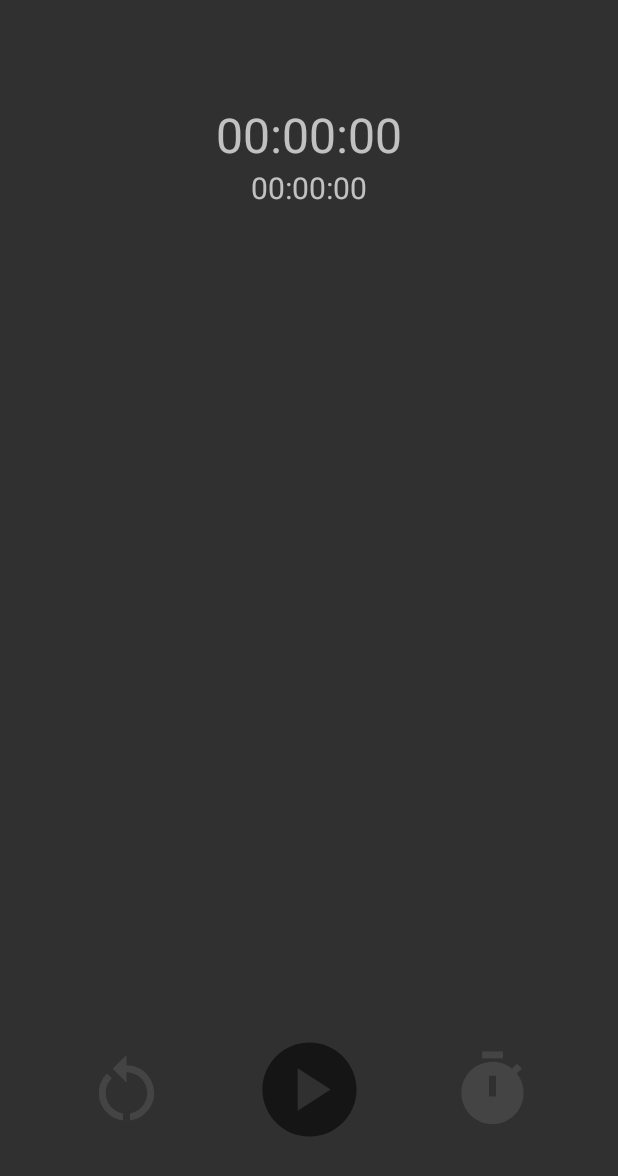
After one commit to squarePotatoe/Timers, an Android app: the fragment ExerciseFragment shown on its own in the app's theme, on a phone screen of 412 x 824 dp. The commit adds this screen. Shown: the top 1176 px of the screen. Run offline under Robolectric (Android 15) with nearby library versions, the phone set to English and light mode, and no system bars.

Commit message:
Added ExerciseFragment.kt

```diff
--- a/app/src/main/java/com/mjdoescode/simpletimerapp/activities/MainActivity.kt
+++ b/app/src/main/java/com/mjdoescode/simpletimerapp/activities/MainActivity.kt
@@ -36,6 +36,7 @@ class MainActivity : AppCompatActivity() {
             when (item.itemId) {
                 R.id.countDown -> viewPager.setCurrentItem(0, true)
                 R.id.stopWatch -> viewPager.setCurrentItem(1, true)
+                R.id.exerciseTimer -> viewPager.setCurrentItem(2, true)
             }
             true
         }
--- a/app/src/main/java/com/mjdoescode/simpletimerapp/adapters/FragmentAdapter.kt
+++ b/app/src/main/java/com/mjdoescode/simpletimerapp/adapters/FragmentAdapter.kt
@@ -4,17 +4,19 @@ import androidx.fragment.app.Fragment
 import androidx.fragment.app.FragmentActivity
 import androidx.viewpager2.adapter.FragmentStateAdapter
 import com.mjdoescode.simpletimerapp.fragments.CountdownFragment
+import com.mjdoescode.simpletimerapp.fragments.ExerciseFragment
 import com.mjdoescode.simpletimerapp.fragments.StopwatchFragment
 
 class FragmentAdapter(fragmentActivity: FragmentActivity): FragmentStateAdapter(fragmentActivity) {
     override fun getItemCount(): Int {
-        return 2
+        return 3
     }
 
     override fun createFragment(position: Int): Fragment {
         return when (position){
             0 -> CountdownFragment()
             1 -> StopwatchFragment()
+            2 -> ExerciseFragment()
             else -> throw IllegalStateException("Invalid position $position")
         }
     }
--- /dev/null
+++ b/app/src/main/java/com/mjdoescode/simpletimerapp/fragments/ExerciseFragment.kt
@@ -0,0 +1,105 @@
+package com.mjdoescode.simpletimerapp.fragments
+
+import android.media.MediaPlayer
+import android.os.Bundle
+import android.view.LayoutInflater
+import android.view.View
+import android.view.ViewGroup
+import androidx.fragment.app.Fragment
+import com.mjdoescode.simpletimerapp.R
+import com.mjdoescode.simpletimerapp.databinding.FragmentExerciseBinding
+import com.mjdoescode.simpletimerapp.interfaces.CountDownListener
+import com.mjdoescode.simpletimerapp.utils.MyCountdown
+
+class ExerciseFragment: Fragment() {
+
+    private lateinit var binding: FragmentExerciseBinding
+
+    private lateinit var mainTimer: MyCountdown
+    private lateinit var secondaryTimer: MyCountdown
+
+    private var mediaPlayer: MediaPlayer? = null
+
+    private var exerciseTime = 45L
+    private var restTime = 10L
+
+    private var isExercise = false
+    private var isRest = false
+
+    override fun onCreateView(
+        inflater: LayoutInflater,
+        container: ViewGroup?,
+        savedInstanceState: Bundle?
+    ): View {
+        binding = FragmentExerciseBinding.inflate(inflater, container, false)
+        return binding.root
+    }
+
+    override fun onViewCreated(view: View, savedInstanceState: Bundle?) {
+        super.onViewCreated(view, savedInstanceState)
+
+        mediaPlayer = MediaPlayer.create(requireContext(), R.raw.bell)
+
+        binding.timerControls.setOnClickListener {
+            isExercise = if (isExercise) {
+                mainTimer.pause()
+                false
+            } else {
+                mainTimer.start()
+                true
+            }
+        }
+        setupMainTimer()
+        setupRestTimer()
+    }
+
+    private fun setupMainTimer() {
+        mainTimer = MyCountdown(exerciseTime * 1000, 1000, object : CountDownListener {
+            override fun onTick(millisUntilFinished: Long) {
+                val seconds = (millisUntilFinished / 1000) % 60
+
+                if (seconds <= 0){
+                    mediaPlayer?.start()
+                    mediaPlayer?.isLooping = false
+                }
+
+                binding.mainTimer.text = String.format("%02d", seconds)
+            }
+
+            override fun onFinish() {
+                exerciseTime = 45L
+                binding.secondaryTimer.text = String.format("%02d", exerciseTime)
+
+                isExercise = false
+                isRest = true
+                secondaryTimer.start()
+            }
+
+        })
+    }
+
+    private fun setupRestTimer() {
+
+        secondaryTimer = MyCountdown(restTime * 1000, 1000, object : CountDownListener {
+            override fun onTick(millisUntilFinished: Long) {
+                val seconds = (millisUntilFinished / 1000) % 60
+
+                if (seconds <= 0){
+                    mediaPlayer?.start()
+                    mediaPlayer?.isLooping = false
+                }
+
+                binding.secondaryTimer.text = String.format("%02d", seconds)
+            }
+
+            override fun onFinish() {
+                restTime = 10L
+                binding.mainTimer.text = String.format("%02d", restTime)
+                isExercise = true
+                isExercise = false
+                mainTimer.start()
+            }
+
+        })
+    }
+}
--- /dev/null
+++ b/app/src/main/res/layout/fragment_exercise.xml
@@ -0,0 +1,121 @@
+<?xml version="1.0" encoding="utf-8"?>
+<androidx.appcompat.widget.LinearLayoutCompat xmlns:android="http://schemas.android.com/apk/res/android"
+    xmlns:app="http://schemas.android.com/apk/res-auto"
+    xmlns:tools="http://schemas.android.com/tools"
+    android:layout_width="match_parent"
+    android:layout_height="match_parent"
+    android:orientation="vertical">
+
+    <androidx.appcompat.widget.LinearLayoutCompat
+        android:layout_width="match_parent"
+        android:layout_height="0dp"
+        android:layout_weight="1"
+        android:orientation="vertical">
+
+        <TextView
+            android:id="@+id/main_timer"
+            android:layout_width="match_parent"
+            android:layout_height="wrap_content"
+            android:layout_gravity="center"
+            android:layout_marginTop="@dimen/stopwatch_margin_top"
+            android:gravity="center"
+            android:text="@string/reset_timer_text"
+            android:textSize="@dimen/timer_text_size"
+            app:layout_constraintTop_toTopOf="parent" />
+
+        <TextView
+            android:id="@+id/secondary_timer"
+            android:layout_width="match_parent"
+            android:layout_height="wrap_content"
+            android:gravity="center"
+            android:text="@string/reset_timer_text"
+            android:textSize="@dimen/secondary_timer_size"
+            app:layout_constraintTop_toBottomOf="@id/main_timer"
+            tools:visibility="visible" />
+    </androidx.appcompat.widget.LinearLayoutCompat>
+
+<!--    <androidx.appcompat.widget.LinearLayoutCompat-->
+<!--        android:layout_width="match_parent"-->
+<!--        android:layout_height="0dp"-->
+<!--        android:layout_weight="2"-->
+<!--        android:orientation="vertical">-->
+
+<!--        <androidx.constraintlayout.widget.ConstraintLayout-->
+<!--            android:layout_width="match_parent"-->
+<!--            android:layout_height="0dp"-->
+<!--            android:layout_weight="1.2">-->
+
+<!--            <androidx.cardview.widget.CardView-->
+<!--                android:id="@+id/card_timer_stamps"-->
+<!--                android:layout_width="match_parent"-->
+<!--                android:layout_height="@dimen/recycler_card_height"-->
+<!--                android:layout_marginStart="@dimen/fragment_margin_startEnd"-->
+<!--                android:layout_marginEnd="@dimen/fragment_margin_startEnd"-->
+<!--                android:layout_marginTop="12dp"-->
+<!--                android:backgroundTint="@color/card_background_color"-->
+<!--                android:visibility="invisible"-->
+<!--                app:cardCornerRadius="@dimen/recycler_card_corner_radius"-->
+<!--                app:cardElevation="@dimen/card_elevation"-->
+<!--                app:layout_constraintBottom_toBottomOf="parent"-->
+<!--                app:layout_constraintEnd_toEndOf="parent"-->
+<!--                app:layout_constraintStart_toStartOf="parent"-->
+<!--                app:layout_constraintTop_toTopOf="parent"-->
+<!--                tools:visibility="visible">-->
+
+<!--                <ScrollView-->
+<!--                    android:layout_width="match_parent"-->
+<!--                    android:layout_height="wrap_content">-->
+
+<!--                    <androidx.recyclerview.widget.RecyclerView-->
+<!--                        android:id="@+id/recycler_timer"-->
+<!--                        android:layout_width="match_parent"-->
+<!--                        android:layout_height="wrap_content"-->
+<!--                        tools:listitem="@layout/recycler_timestamp" />-->
+
+<!--                </ScrollView>-->
+<!--            </androidx.cardview.widget.CardView>-->
+<!--        </androidx.constraintlayout.widget.ConstraintLayout>-->
+
+        <androidx.constraintlayout.widget.ConstraintLayout
+            android:layout_width="match_parent"
+            android:layout_height="0dp"
+            android:layout_weight="1">
+
+            <ImageView
+                android:id="@+id/timer_controls"
+                android:layout_width="@dimen/primary_controls_size"
+                android:layout_height="@dimen/primary_controls_size"
+                android:layout_marginBottom="@dimen/primary_controls_margin_bottom"
+                android:contentDescription="@string/timer_play_pause_button"
+                android:src="@drawable/image_play"
+                app:layout_constraintBottom_toBottomOf="parent"
+                app:layout_constraintEnd_toEndOf="parent"
+                app:layout_constraintStart_toStartOf="parent" />
+
+
+            <ImageView
+                android:id="@+id/timer_reset"
+                android:layout_width="@dimen/secondary_controls_size"
+                android:layout_height="@dimen/secondary_controls_size"
+                android:contentDescription="@string/stopwatch_reset_button"
+                android:src="@drawable/timer_reset_disabled"
+                app:layout_constraintBottom_toBottomOf="@id/timer_controls"
+                app:layout_constraintEnd_toStartOf="@id/timer_controls"
+                app:layout_constraintStart_toStartOf="parent"
+                app:layout_constraintTop_toTopOf="@id/timer_controls" />
+
+            <ImageView
+                android:id="@+id/time_stamp"
+                android:layout_width="@dimen/secondary_controls_size"
+                android:layout_height="@dimen/secondary_controls_size"
+                android:contentDescription="@string/stopwatch_timestamp_button"
+                android:src="@drawable/time_stamp_disabled"
+                app:layout_constraintBottom_toBottomOf="@id/timer_controls"
+                app:layout_constraintEnd_toEndOf="parent"
+                app:layout_constraintStart_toEndOf="@id/timer_controls"
+                app:layout_constraintTop_toTopOf="@id/timer_controls" />
+        </androidx.constraintlayout.widget.ConstraintLayout>
+
+<!--    </androidx.appcompat.widget.LinearLayoutCompat>-->
+
+</androidx.appcompat.widget.LinearLayoutCompat>
--- a/app/src/main/res/menu/bottom_nav.xml
+++ b/app/src/main/res/menu/bottom_nav.xml
@@ -8,4 +8,8 @@
         android:icon="@drawable/selector_stopwatch"
         android:title="Stopwatch"/>
 
+    <item android:id="@+id/exerciseTimer"
+        android:icon="@drawable/selector_stopwatch"
+        android:title="Exercise timer"/>
+
 </menu>
```
Also changed, not shown: 1 other file.
